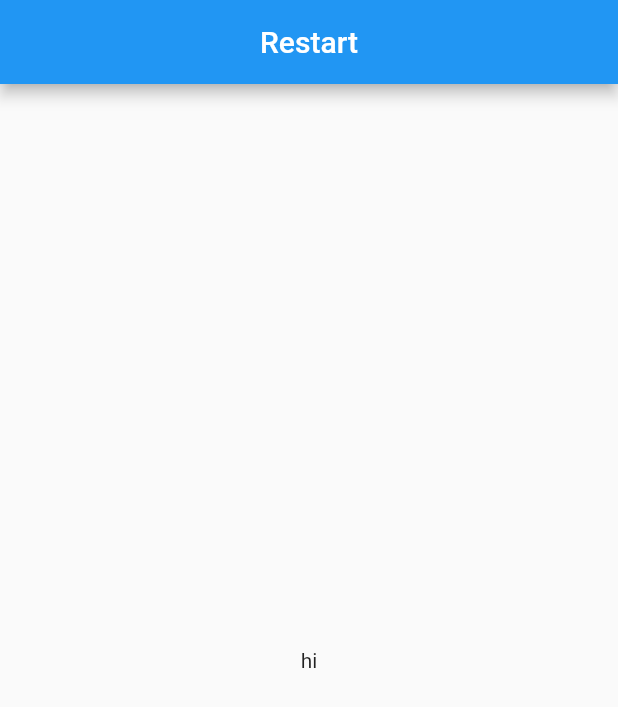
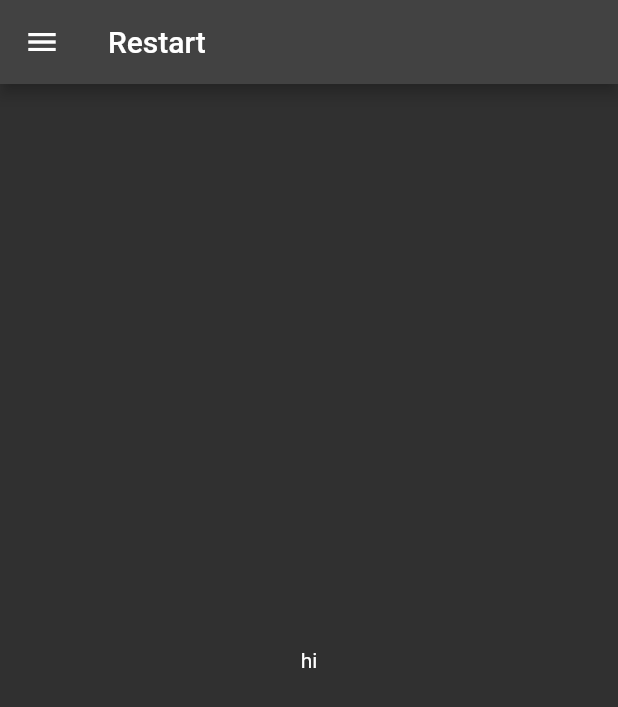
Before and after one commit to MuhammadIrtaza/30daysofFlutter, a Flutter app: the screen it shows after launch, on a phone screen of 412 x 824 dp. Shown: the top 707 px of the screen. Run offline on Flutter 3.47's test engine with Material 2 defaults, Android fonts, the phone set to English and light mode, and no system bars.

Commit message:
day 3 complete

```diff
--- a/lib/main.dart
+++ b/lib/main.dart
@@ -1,4 +1,5 @@
-import 'package:day2/homepage.dart';
+import 'package:day2/pages/homepage.dart';
+import 'package:day2/pages/loginpage.dart';
 import 'package:flutter/material.dart';
 
 void main() {
@@ -10,7 +11,14 @@ class MyApp extends StatelessWidget {
   @override
   Widget build(BuildContext context) {
     return MaterialApp(
-      home: Homepage(),
+      initialRoute: "/home",
+      routes: {
+        "/": (context) => Loginpage(),
+        "/home": (context) => Homepage(),
+      },
+      themeMode: ThemeMode.dark,
+      darkTheme: ThemeData(
+          brightness: Brightness.dark, primaryColor: Colors.amberAccent),
     );
   }
 }
--- a/lib/homepage.dart
+++ b/lib/pages/homepage.dart
@@ -5,13 +5,12 @@ class Homepage extends StatelessWidget {
   Widget build(BuildContext context) {
     return Scaffold(
       appBar: AppBar(
-        title: Center(child: Text("Restart")),
+        title: Text("Restart"),
       ),
-      body: Center(
-        child: Container(
-          child: Text("hi"),
-        ),
+      body: Container(
+        child: Center(child: Text("hi")),
       ),
+      drawer: Drawer(),
     );
   }
 }
```
Also changed, not shown: lib/pages/loginpage.dart (added, +14 -0 lines).
